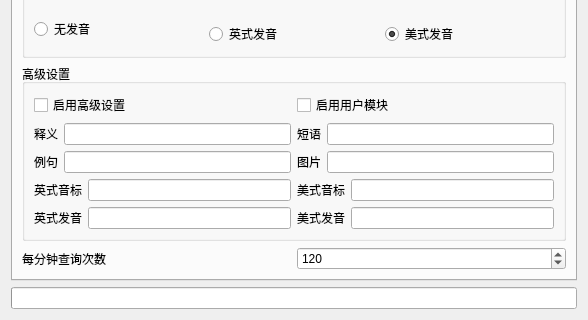
First picture: the form in addon/UIForm/main_ui.ui, repository joexzh/Dict2Anki, before the edit; both pictures show x 0 to 588 and y 298 to 618 of the 588 by 618 pixel window.
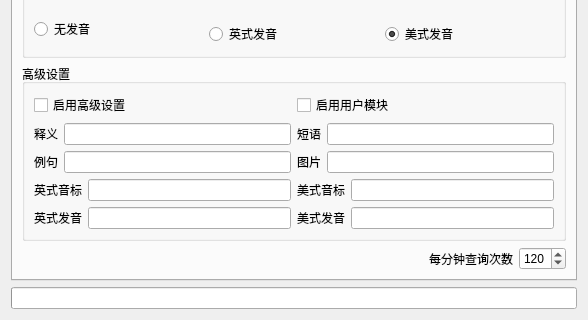
Second picture: the form after the edit. The open tabs and pages were chosen to show the change. Icons and pictures are not drawn. Custom widgets are drawn as their Qt base class.

```diff
--- a/addon/UIForm/main_ui.ui
+++ b/addon/UIForm/main_ui.ui
@@ -596,6 +596,19 @@
        </item>
        <item row="4" column="0">
         <layout class="QHBoxLayout" name="congestLayout">
+         <item>
+          <spacer name="horizontalSpacer">
+           <property name="orientation">
+            <enum>Qt::Orientation::Horizontal</enum>
+           </property>
+           <property name="sizeHint" stdset="0">
+            <size>
+             <width>40</width>
+             <height>20</height>
+            </size>
+           </property>
+          </spacer>
+         </item>
          <item>
           <widget class="QLabel" name="congestLabel">
            <property name="enabled">
```
Left out of the diff: 158 changed lines with no effect on the pictures.
